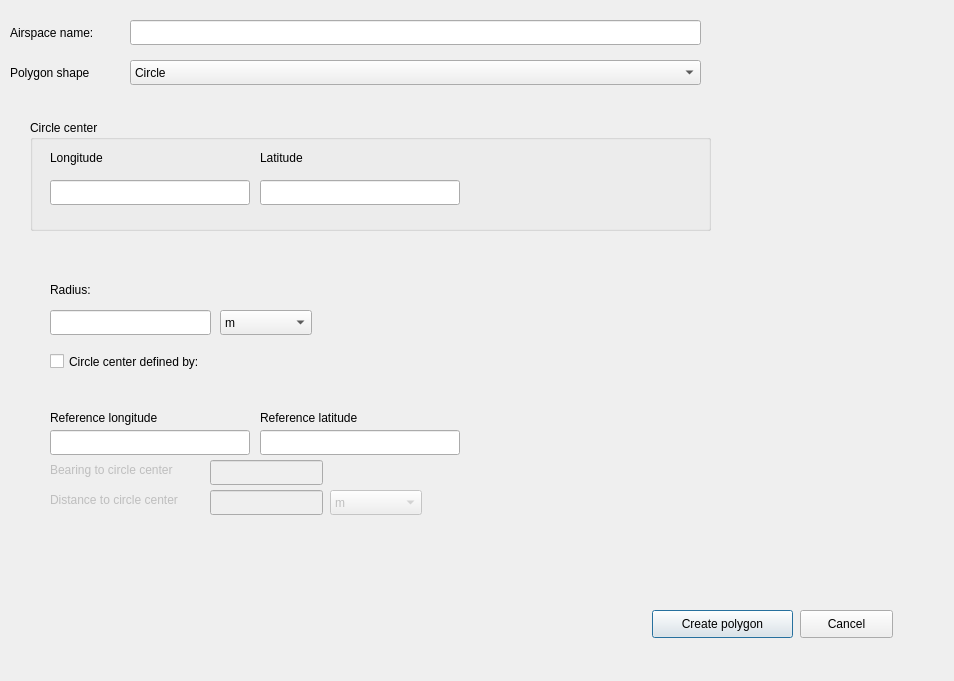
Before: the Qt Designer form airspace_geometry_builder/airspace_geometry_builder_dialog_base.ui in strpaw/qgis3-airspace-geometry-builder, drawn with Qt 5.
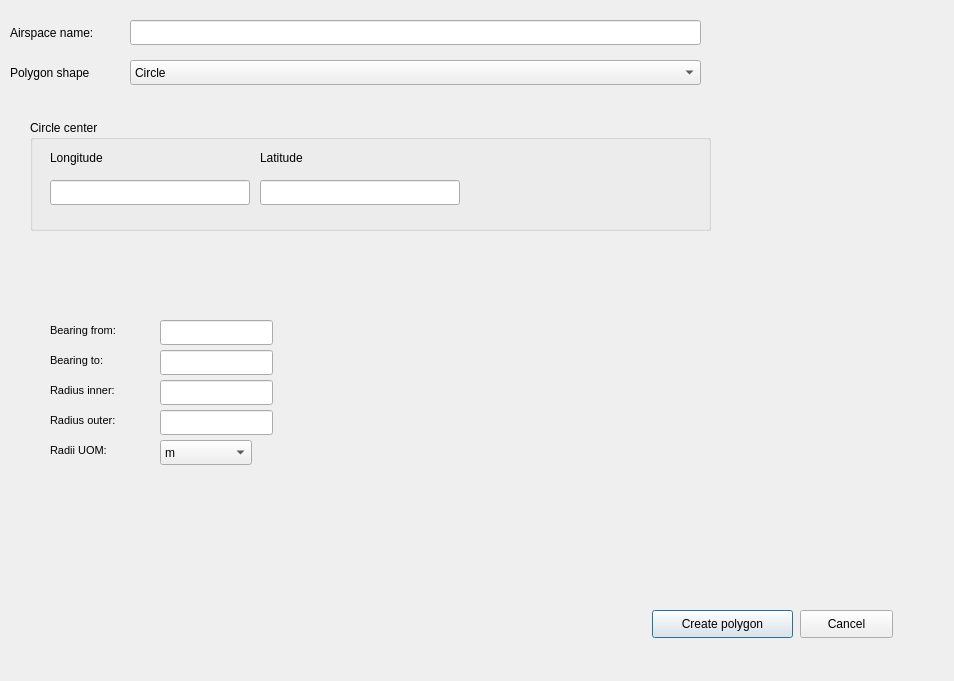
After: the same form once the commit is applied.

Commit message: Add circle ring sector GUI layout, logic

The edit to the form file:
```diff
--- a/airspace_geometry_builder/airspace_geometry_builder_dialog_base.ui
+++ b/airspace_geometry_builder/airspace_geometry_builder_dialog_base.ui
@@ -187,7 +187,7 @@
       </rect>
      </property>
      <property name="currentIndex">
-      <number>0</number>
+      <number>4</number>
      </property>
      <widget class="QWidget" name="page_3">
       <widget class="QComboBox" name="comboBoxCircleRadiusUOM">
@@ -775,6 +775,183 @@
        </property>
       </widget>
      </widget>
+     <widget class="QWidget" name="page_6">
+      <widget class="QLineEdit" name="lineEditCircleRingSectorBearingTo">
+       <property name="geometry">
+        <rect>
+         <x>130</x>
+         <y>80</y>
+         <width>113</width>
+         <height>25</height>
+        </rect>
+       </property>
+      </widget>
+      <widget class="QLabel" name="label_19">
+       <property name="geometry">
+        <rect>
+         <x>20</x>
+         <y>50</y>
+         <width>111</width>
+         <height>21</height>
+        </rect>
+       </property>
+       <property name="font">
+        <font>
+         <pointsize>8</pointsize>
+         <weight>50</weight>
+         <bold>false</bold>
+        </font>
+       </property>
+       <property name="text">
+        <string>Bearing from:</string>
+       </property>
+      </widget>
+      <widget class="QLabel" name="label_20">
+       <property name="geometry">
+        <rect>
+         <x>20</x>
+         <y>80</y>
+         <width>111</width>
+         <height>21</height>
+        </rect>
+       </property>
+       <property name="font">
+        <font>
+         <pointsize>8</pointsize>
+         <weight>50</weight>
+         <bold>false</bold>
+        </font>
+       </property>
+       <property name="text">
+        <string>Bearing to:</string>
+       </property>
+      </widget>
+      <widget class="QLineEdit" name="lineEditCircleRingSectorOuterRadius">
+       <property name="geometry">
+        <rect>
+         <x>130</x>
+         <y>140</y>
+         <width>113</width>
+         <height>25</height>
+        </rect>
+       </property>
+      </widget>
+      <widget class="QComboBox" name="comboBoxlCircleRingSectorRadiiUOM">
+       <property name="geometry">
+        <rect>
+         <x>130</x>
+         <y>170</y>
+         <width>92</width>
+         <height>25</height>
+        </rect>
+       </property>
+       <item>
+        <property name="text">
+         <string>m</string>
+        </property>
+       </item>
+       <item>
+        <property name="text">
+         <string>km</string>
+        </property>
+       </item>
+       <item>
+        <property name="text">
+         <string>NM</string>
+        </property>
+       </item>
+       <item>
+        <property name="text">
+         <string>ft</string>
+        </property>
+       </item>
+       <item>
+        <property name="text">
+         <string>SM</string>
+        </property>
+       </item>
+      </widget>
+      <widget class="QLabel" name="label_21">
+       <property name="geometry">
+        <rect>
+         <x>20</x>
+         <y>140</y>
+         <width>111</width>
+         <height>21</height>
+        </rect>
+       </property>
+       <property name="font">
+        <font>
+         <pointsize>8</pointsize>
+         <weight>50</weight>
+         <bold>false</bold>
+        </font>
+       </property>
+       <property name="text">
+        <string>Radius outer:</string>
+       </property>
+      </widget>
+      <widget class="QLineEdit" name="lineEditCircleRingSectorBearingFrom">
+       <property name="geometry">
+        <rect>
+         <x>130</x>
+         <y>50</y>
+         <width>113</width>
+         <height>25</height>
+        </rect>
+       </property>
+      </widget>
+      <widget class="QLabel" name="label_22">
+       <property name="geometry">
+        <rect>
+         <x>20</x>
+         <y>110</y>
+         <width>111</width>
+         <height>21</height>
+        </rect>
+       </property>
+       <property name="font">
+        <font>
+         <pointsize>8</pointsize>
+         <weight>50</weight>
+         <bold>false</bold>
+        </font>
+       </property>
+       <property name="text">
+        <string>Radius inner:</string>
+       </property>
+      </widget>
+      <widget class="QLineEdit" name="lineEditCircleRingSectorInnerRadius">
+       <property name="geometry">
+        <rect>
+         <x>130</x>
+         <y>110</y>
+         <width>113</width>
+         <height>25</height>
+        </rect>
+       </property>
+      </widget>
+      <widget class="QLabel" name="label_23">
+       <property name="geometry">
+        <rect>
+         <x>20</x>
+         <y>170</y>
+         <width>111</width>
+         <height>21</height>
+        </rect>
+       </property>
+       <property name="font">
+        <font>
+         <pointsize>8</pointsize>
+         <weight>50</weight>
+         <bold>false</bold>
+        </font>
+       </property>
+       <property name="text">
+        <string>Radii UOM:</string>
+       </property>
+      </widget>
+     </widget>
     </widget>
    </widget>
   </widget>
```
Left out of the diff: 10 changed lines with no effect on the pictures. The commit also changes 1 other file.
